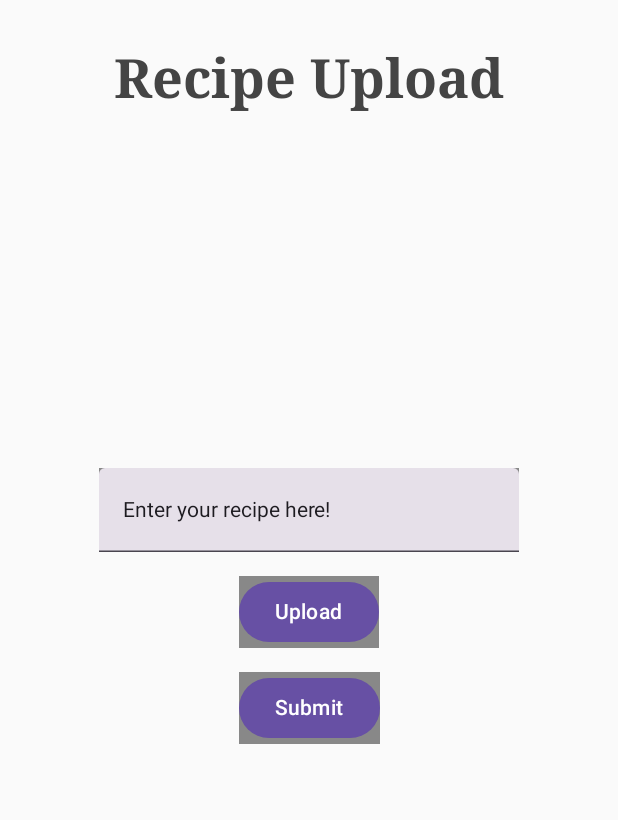
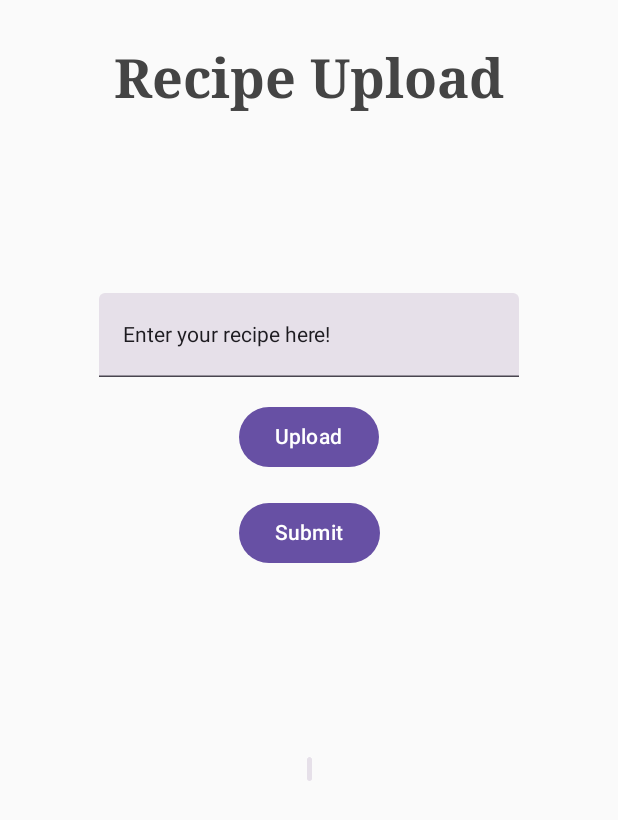
Before and after one commit to aurelialuszcz/MDApp, an Android app built with Jetpack Compose: the UploadRecipe screen opened directly, with no data from a screen before it, on a phone screen of 412 x 824 dp. Shown: the top 820 px of the screen. Run offline under Robolectric (Android 15) with nearby library versions, the phone set to English and light mode, and no system bars.

```diff
--- a/app/src/main/AndroidManifest.xml
+++ b/app/src/main/AndroidManifest.xml
@@ -17,7 +17,7 @@
             android:label="@string/title_activity_fourth_window"
             android:theme="@style/Theme.AssignmentMain" />
         <activity
-            android:name=".AccessYoutube"
+            android:name=".AccessResources"
             android:exported="false"
             android:label="@string/title_activity_third_window"
             android:theme="@style/Theme.AssignmentMain" />
--- a/app/src/main/java/com/example/assignmentmain/AccessYoutube.kt
+++ b/app/src/main/java/com/example/assignmentmain/AccessResources.kt
@@ -28,7 +28,7 @@ import androidx.compose.ui.layout.ContentScale
 import androidx.compose.ui.res.painterResource
 import androidx.compose.ui.unit.dp
 
-class AccessYoutube : ComponentActivity() {
+class AccessResources : ComponentActivity() {
     @OptIn(ExperimentalMaterial3Api::class)
     override fun onCreate(savedInstanceState: Bundle?) {
         super.onCreate(savedInstanceState)
--- a/app/src/main/java/com/example/assignmentmain/MainActivity.kt
+++ b/app/src/main/java/com/example/assignmentmain/MainActivity.kt
@@ -80,7 +80,7 @@ class MainActivity : ComponentActivity() {
     }
 
     private fun createIntentAccessYtWindow(): Intent {
-        var intent: Intent = Intent(this, AccessYoutube::class.java)
+        var intent: Intent = Intent(this, AccessResources::class.java)
 
         return intent
     }
--- a/app/src/main/java/com/example/assignmentmain/UploadRecipe.kt
+++ b/app/src/main/java/com/example/assignmentmain/UploadRecipe.kt
@@ -15,9 +15,13 @@ import androidx.compose.foundation.layout.Arrangement
 import androidx.compose.foundation.layout.Box
 import androidx.compose.foundation.layout.Column
 import androidx.compose.foundation.layout.fillMaxSize
+import androidx.compose.foundation.layout.height
 import androidx.compose.foundation.layout.padding
 import androidx.compose.foundation.layout.size
+import androidx.compose.foundation.layout.width
+import androidx.compose.foundation.layout.wrapContentSize
 import androidx.compose.material3.Button
+import androidx.compose.material3.Card
 import androidx.compose.material3.ExperimentalMaterial3Api
 import androidx.compose.material3.Text
 import androidx.compose.material3.TextField
@@ -46,8 +50,8 @@ class UploadRecipe : ComponentActivity() {
                 // Window title
                 Column (
                     modifier = Modifier
-                    .fillMaxSize()
-                    .padding(16.dp),
+                        .fillMaxSize()
+                        .padding(16.dp),
                     verticalArrangement = Arrangement.Top,
                     horizontalAlignment = Alignment.CenterHorizontally,){
                     Text("Recipe Upload",
@@ -68,31 +72,45 @@ class UploadRecipe : ComponentActivity() {
                     horizontalAlignment = Alignment.CenterHorizontally,
                     )
                 {
-                    TextField(value = recipe_text.value, onValueChange = {recipe_text.value = it},
+                    TextField(
+                        value = recipe_text.value, onValueChange = { recipe_text.value = it },
                         modifier = Modifier
                             .padding(8.dp)
-                            .background(color = Color.Gray))
+                    )
                     // Image upload button
-                    Button(onClick = { launcher.launch("image/*") },
+                    Button(
+                        onClick = { launcher.launch("image/*") },
                         modifier = Modifier
                             .padding(8.dp)
-                            .background(color = Color.Gray)) {
+                    ) {
                         Text("Upload", color = Color.White)
                     }
                     // Text upload button
-                    Button(onClick = {enterRecipe()},
+                    Button(
+                        onClick = { enterRecipe() },
                         modifier = Modifier
                             .padding(8.dp)
-                            .background(color = Color.Gray)) {
+                    ) {
                         Text("Submit", color = Color.White)
                     }
-                    if (has_image.value)
-                        Image(bitmap = getImageBitmap(uri.value), contentDescription = null,
-                            modifier = Modifier
-                                .padding(8.dp)
-                                .size(200.dp))
-                    Text("${entered_text.value}", color = Color.Black)
+                    Card (//elevation = CardDefaults.cardElevation(
+                        //defaultElevation = 6.dp
+                    //),
+                        modifier = Modifier.width(250.dp)
+                            .height(250.dp)
+                            .padding(5.dp)
+                            .wrapContentSize(Alignment.Center)
+                            .background(Color.White)){
+                        if (has_image.value)
+                            Image(
+                                bitmap = getImageBitmap(uri.value), contentDescription = null,
+                                modifier = Modifier
+                                    .padding(8.dp)
+                                    .size(200.dp)
+                            )
+                            Text("${entered_text.value}", color = Color.Black, textAlign = TextAlign.Center)
                     }
+                }
                 }
             }
         }
```
Also changed, not shown: app/src/main/java/com/example/assignmentmain/ExistingRecipes.kt (+0 -8 lines).
